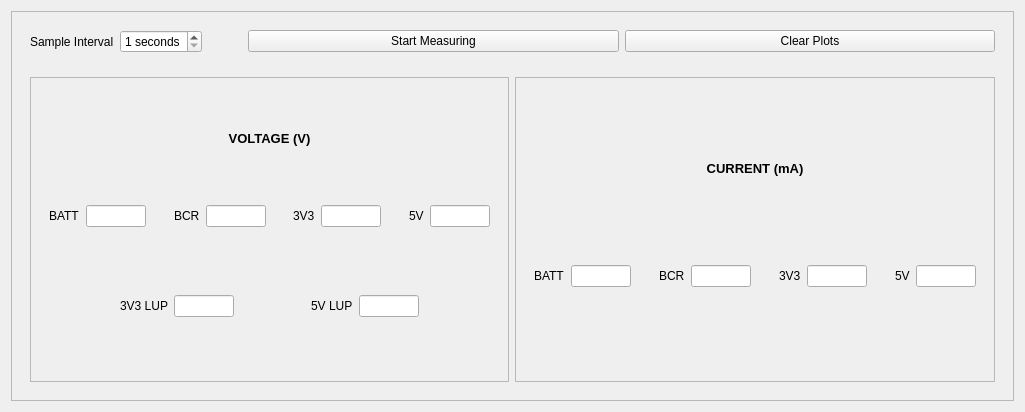
jumiknows/AleasatV2, file alea-gsw/apps/alea-san-antonio/alea/sa/ui/control_panels/eps_graph_panel.ui: the form before one commit.
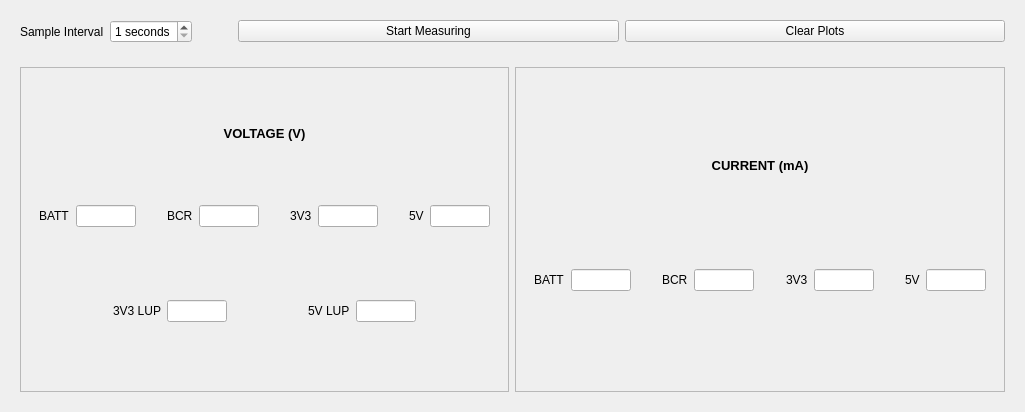
The form after the commit.

Patch:
```diff
--- a/alea-gsw/apps/alea-san-antonio/alea/sa/ui/control_panels/eps_graph_panel.ui
+++ b/alea-gsw/apps/alea-san-antonio/alea/sa/ui/control_panels/eps_graph_panel.ui
@@ -15,21 +15,6 @@
   </property>
   <layout class="QVBoxLayout" name="verticalLayout">
    <item>
-    <widget class="QScrollArea" name="scrollArea">
-     <property name="widgetResizable">
-      <bool>true</bool>
-     </property>
-     <widget class="QWidget" name="scrollAreaWidgetContents">
-      <property name="geometry">
-       <rect>
-        <x>0</x>
-        <y>0</y>
-        <width>1001</width>
-        <height>388</height>
-       </rect>
-      </property>
-      <layout class="QVBoxLayout" name="verticalLayout_4">
-       <item>
         <widget class="QFrame" name="settings_panel">
          <property name="sizePolicy">
           <sizepolicy hsizetype="Preferred" vsizetype="Minimum">
@@ -645,10 +630,6 @@
            </widget>
           </item>
          </layout>
-        </widget>
-       </item>
-      </layout>
-     </widget>
     </widget>
    </item>
   </layout>
```
Lines whose indentation alone changed are shown as unchanged.
